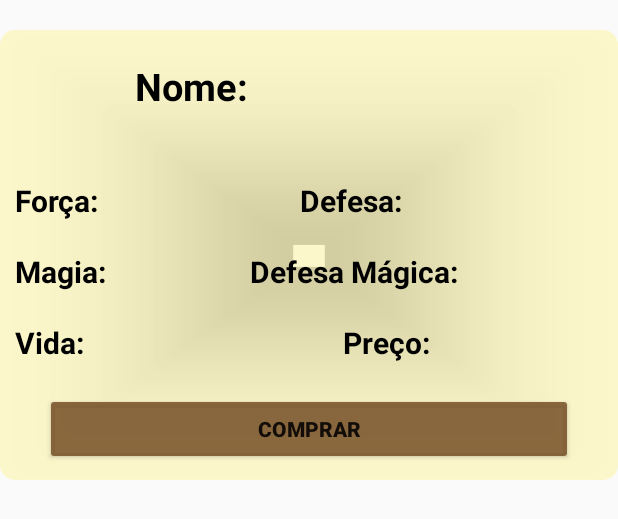
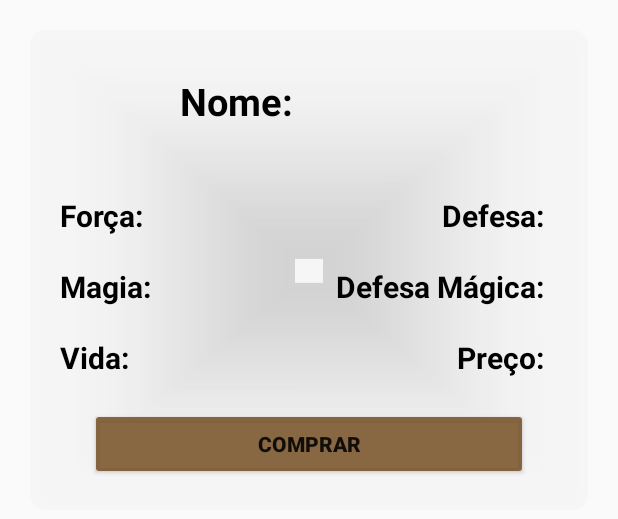
Before and after one commit to arctumn/LEGIONofLENDAS-Um-Jogo-de-Avatars, an Android app: the layout item_shop.xml on its own in the app's theme, with its tools: preview values and no code run, on a phone screen of 412 x 824 dp. Shown: the top 519 px of the screen. Run offline under Robolectric (Android 15) with nearby library versions, the phone set to English and light mode, and no system bars.

Commit message:
Fix fight issue

```diff
--- a/app/src/main/java/com/lol/LEGIONofLENDAS/MenuLutaOpcoes.java
+++ b/app/src/main/java/com/lol/LEGIONofLENDAS/MenuLutaOpcoes.java
@@ -22,7 +22,7 @@ public class MenuLutaOpcoes extends AppCompatActivity {
         Intent in = getIntent();
         ava = in.getStringExtra("ava");
         id = in.getStringExtra("userid");
-        ArrayList<String> luta = new ArrayList<String>();
+        var luta = new ArrayList<String>();
         luta.add(id);
 
         btnpvp=findViewById(R.id.btn_pvp);
--- a/app/src/main/java/com/lol/LEGIONofLENDAS/MenuPrincipal.java
+++ b/app/src/main/java/com/lol/LEGIONofLENDAS/MenuPrincipal.java
@@ -3,6 +3,7 @@ package com.lol.LEGIONofLENDAS;
 import androidx.appcompat.app.AppCompatActivity;
 import android.content.Intent;
 import android.os.Bundle;
+import android.util.Log;
 import android.view.View;
 import android.widget.Button;
 import android.widget.ImageView;
@@ -57,7 +58,9 @@ public class MenuPrincipal extends AppCompatActivity {
         btnluta.setOnClickListener(v -> {
             Intent intent = new Intent(MenuPrincipal.this, MenuLutaOpcoes.class);
             intent.putExtra("userid",userid);
-            intent.putExtra("ava",getResources().getIdentifier(imagem,"drawable",this.getPackageName()));
+            Log.i("Sending Data", "userId: " + userid + " Avatar: "+imagem);
+            var avatar = getResources().getIdentifier(imagem,"drawable",this.getPackageName()) + "";
+            intent.putExtra("ava",avatar);
             startActivity(intent);
         });
         btnlogout=findViewById(R.id.btn_logout);
--- a/app/src/main/res/layout/item_shop.xml
+++ b/app/src/main/res/layout/item_shop.xml
@@ -6,12 +6,13 @@
     xmlns:tools="http://schemas.android.com/tools"
     app:cardCornerRadius="10dp"
     app:cardBackgroundColor="#00000000"
-    android:layout_marginVertical="20dp">
+    android:layout_margin="20dp">
 
     <LinearLayout
         android:layout_width="match_parent"
         android:layout_height="wrap_content"
-        android:background="#41FFEB3B"
+        android:background="#59ededed"
+        android:padding="10dp"
         android:orientation="vertical">
 
         <LinearLayout
@@ -71,9 +72,11 @@
                         android:layout_width="wrap_content"
                         android:layout_height="wrap_content"
                         android:text="@string/Defence"
+                        android:textAlignment="textEnd"
                         android:textColor="@android:color/black"
                         android:textStyle="bold"
                         android:layout_weight="1"
+                        android:paddingHorizontal="10dp"
                         android:textSize="20sp" />
 
                 </LinearLayout>
@@ -99,6 +102,8 @@
                         android:layout_width="wrap_content"
                         android:layout_height="wrap_content"
                         android:text="@string/Magic_Defence"
+                        android:textAlignment="textEnd"
+                        android:paddingHorizontal="10dp"
                         android:textColor="@android:color/black"
                         android:layout_weight="1"
                         android:textStyle="bold"
@@ -123,6 +128,8 @@
                         android:layout_width="0dp"
                         android:layout_height="wrap_content"
                         android:text="@string/Item_Price"
+                        android:textAlignment="textEnd"
+                        android:paddingHorizontal="10dp"
                         android:textColor="@android:color/black"
                         android:layout_weight="1"
                         android:textSize="20sp"
@@ -140,7 +147,7 @@
 
                 <Button
                     android:id="@+id/button_comprar"
-                    android:layout_width="wrap_content"
+                    android:layout_width="0dp"
                     android:layout_height="wrap_content"
                     android:layout_marginHorizontal="20dp"
                     android:backgroundTint="#DF7A542B"
--- a/app/src/main/res/values/strings.xml
+++ b/app/src/main/res/values/strings.xml
@@ -64,7 +64,7 @@
     <string name="Magic">Magia:</string>
     <string name="shopAvatarDescription">Imagem do Item</string>
     <string name="Item_Bought">Item Comprado!</string>
-    <string name="Item_Not_Bought">Não tem experiencia suficient!.</string>
+    <string name="Item_Not_Bought">Não tem experiencia suficiente!</string>
     <string name="Skip_Fight">Passar batalha à frente</string>
     <string name="Avaliable_Points">Pontos A Atribuir:</string>
 </resources>
```
Also changed, not shown: app/src/main/java/com/lol/LEGIONofLENDAS/itemShopAdapter.java (+6 -3 lines).
